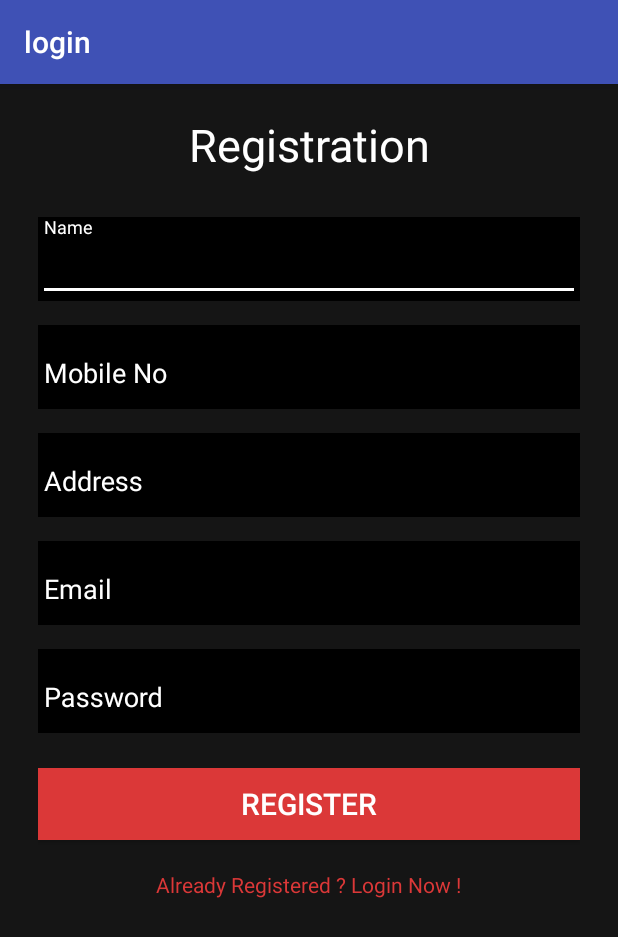
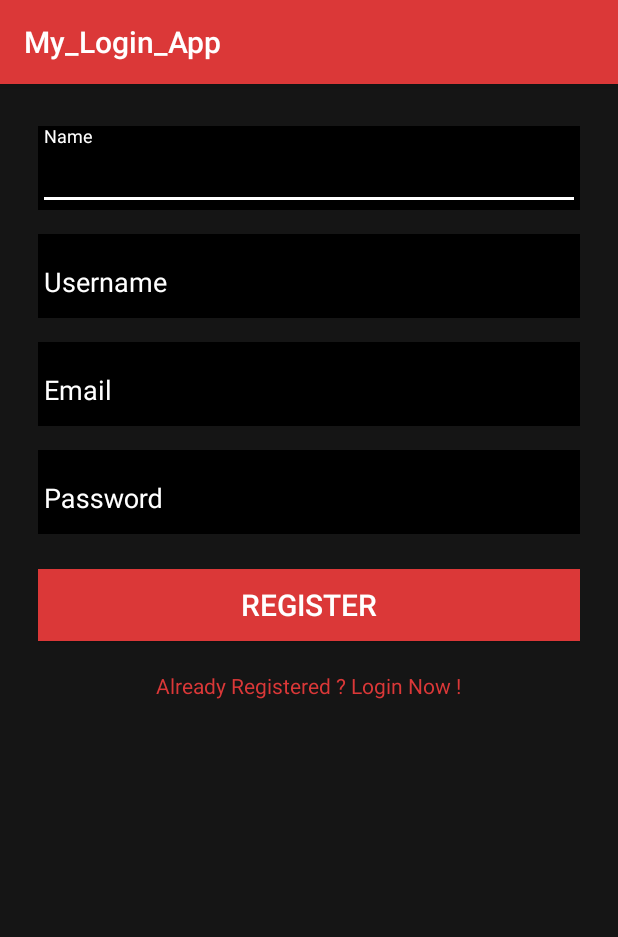
Before and after one commit to ravi268kumar/androidlogin_php, an Android app: the RegisterActivity screen opened directly, with no data from a screen before it, on a phone screen of 412 x 824 dp. Shown: the top 937 px of the screen. Run offline under Robolectric (Android 15) with nearby library versions, the phone set to English and light mode, and no system bars; network calls fail.

Commit message:
register

```diff
--- a/Log/android/login/app/src/main/java/com/example/ravi/login/RegisterActivity.java
+++ b/Log/android/login/app/src/main/java/com/example/ravi/login/RegisterActivity.java
@@ -1,13 +1,110 @@
 package com.example.ravi.login;
 
+import android.app.ProgressDialog;
+import android.content.Intent;
+import android.os.AsyncTask;
 import android.support.v7.app.AppCompatActivity;
 import android.os.Bundle;
+import android.view.View;
+import android.widget.Button;
+import android.widget.EditText;
+import android.widget.TextView;
+import android.widget.Toast;
 
-public class RegisterActivity extends AppCompatActivity {
+import java.util.HashMap;
+
+public class RegisterActivity extends AppCompatActivity implements View.OnClickListener {
+
+    private EditText U_Fname;
+    private EditText U_usename;
+    private EditText U_email;
+    private EditText U_password;
+    private Button buttonRegister;
+    private TextView linkLogin;
+
+    private static final String REGISTER_URL = "https://registerlog.000webhostapp.com/register.php";
 
     @Override
     protected void onCreate(Bundle savedInstanceState) {
         super.onCreate(savedInstanceState);
         setContentView(R.layout.activity_register);
+
+        U_Fname = (EditText) findViewById(R.id.et_name);
+        U_usename = (EditText) findViewById(R.id.username);
+        U_password = (EditText) findViewById(R.id.et_password);
+        U_email = (EditText) findViewById(R.id.et_email);
+        buttonRegister = (Button) findViewById(R.id.btn_register);
+        linkLogin = (TextView) findViewById(R.id.link_login);
+
+        buttonRegister.setOnClickListener(this);
+        linkLogin.setOnClickListener(this);
+
+    }
+
+    @Override
+    public void onClick(View v) {
+
+        int id = v.getId();
+
+        switch (id) {
+            case R.id.btn_register:
+                RegisterUser();
+                break;
+
+            case R.id.link_login:
+                GobackSignIn();
+                break;
+        }
+    } private void GobackSignIn(){
+
+        Intent backsignin = new Intent(RegisterActivity.this,login.class);
+        startActivity(backsignin);
+
+    }
+    private void RegisterUser() {
+        String name = U_Fname.getText().toString().trim().toLowerCase();
+        String username = U_usename.getText().toString().trim().toLowerCase();
+        String password = U_password.getText().toString().trim().toLowerCase();
+        String email = U_email.getText().toString().trim().toLowerCase();
+
+        register(name,username,email,password);
+    }
+
+    private void register(String name, String username, String email, String password) {
+        class RegisterUser extends AsyncTask<String, Void, String> {
+            ProgressDialog loading;
+            RegisterUserClass ruc = new RegisterUserClass();
+
+
+            @Override
+            protected void onPreExecute() {
+                super.onPreExecute();
+                loading = ProgressDialog.show(RegisterActivity.this, "Please Wait",null, true, true);
+            }
+
+            @Override
+            protected void onPostExecute(String s) {
+                super.onPostExecute(s);
+                loading.dismiss();
+                Toast.makeText(getApplicationContext(),s,Toast.LENGTH_LONG).show();
+            }
+
+            @Override
+            protected String doInBackground(String... params) {
+
+                HashMap<String, String> data = new HashMap<String,String>();
+                data.put("name",params[0]);
+                data.put("username",params[1]);
+                data.put("email",params[2]);
+                data.put("password",params[3]);
+
+                String result = ruc.sendPostRequest(REGISTER_URL,data);
+
+                return  result;
+            }
+        }
+
+        RegisterUser ru = new RegisterUser();
+        ru.execute(name,username,email,password);
     }
 }
--- a/Log/android/login/app/src/main/java/com/example/ravi/login/login.java
+++ b/Log/android/login/app/src/main/java/com/example/ravi/login/login.java
@@ -97,7 +97,7 @@ public class login extends AppCompatActivity implements View.OnClickListener {
                         }else{
                             //If the server response is not success
                             //Displaying an error message on toast
-                            Toast.makeText(login.this, "Invalid username or password", Toast.LENGTH_LONG).show();
+                            Toast.makeText(login.this, response, Toast.LENGTH_LONG).show();
                         }
                     }
                 },
--- a/Log/android/login/app/src/main/res/layout/activity_register.xml
+++ b/Log/android/login/app/src/main/res/layout/activity_register.xml
@@ -15,14 +15,6 @@
         android:orientation="vertical"
         android:gravity="center">
 
-        <TextView
-            android:text="Registration"
-            android:textSize="30dp"
-            android:textAlignment="center"
-            android:textColor="#ffffff"
-            android:layout_marginBottom="20dp"
-            android:layout_width="wrap_content"
-            android:layout_height="wrap_content" />
 
         <android.support.design.widget.TextInputLayout
             android:layout_marginTop="8dp"
@@ -42,22 +34,6 @@
 
         </android.support.design.widget.TextInputLayout>
 
-        <android.support.design.widget.TextInputLayout
-            android:layout_width="match_parent"
-            android:layout_height="wrap_content"
-            android:textColorHint="#ffffff"
-            android:layout_marginTop="8dp"
-            android:background="#000000"
-            android:layout_marginBottom="8dp">
-            <EditText
-                android:layout_width="match_parent"
-                android:layout_height="wrap_content"
-                android:textColor="#ffffff"
-                android:id="@+id/et_mobile"
-                android:hint="Mobile No"
-                android:inputType="phone"
-                />
-        </android.support.design.widget.TextInputLayout>
 
         <android.support.design.widget.TextInputLayout
             android:layout_width="match_parent"
@@ -71,8 +47,8 @@
                 android:layout_width="match_parent"
                 android:layout_height="wrap_content"
                 android:textColor="#ffffff"
-                android:id="@+id/et_address"
-                android:hint="Address"
+                android:id="@+id/username"
+                android:hint="Username"
                 android:inputType="textAutoComplete"/>
 
         </android.support.design.widget.TextInputLayout>
@@ -124,7 +100,7 @@
             android:layout_height="wrap_content"/>
 
         <TextView
-            android:id="@+id/tv_login"
+            android:id="@+id/link_login"
             android:layout_marginTop="20dp"
             android:textColor="#DB3838"
             android:text="Already Registered ? Login Now !"
--- a/Log/android/login/app/src/main/res/values/colors.xml
+++ b/Log/android/login/app/src/main/res/values/colors.xml
@@ -1,6 +1,6 @@
 <?xml version="1.0" encoding="utf-8"?>
 <resources>
-    <color name="colorPrimary">#3F51B5</color>
-    <color name="colorPrimaryDark">#303F9F</color>
+    <color name="colorPrimary">#DB3838</color>
+    <color name="colorPrimaryDark">#DB3838</color>
     <color name="colorAccent">#ffffff</color>
 </resources>
--- a/Log/android/login/app/src/main/res/values/strings.xml
+++ b/Log/android/login/app/src/main/res/values/strings.xml
@@ -1,3 +1,3 @@
 <resources>
-    <string name="app_name">login</string>
+    <string name="app_name">My_Login_App</string>
 </resources>
--- a/Log/android/login/build.gradle
+++ b/Log/android/login/build.gradle
@@ -5,7 +5,7 @@ buildscript {
         jcenter()
     }
     dependencies {
-        classpath 'com.android.tools.build:gradle:2.2.3'
+        classpath 'com.android.tools.build:gradle:2.3.1'
 
         // NOTE: Do not place your application dependencies here; they belong
         // in the individual module build.gradle files
```
Also changed, not shown: Log/android/login/app/src/main/java/com/example/ravi/login/RegisterUserClass.java (added, +77 -0 lines), Log/android/login/gradle/wrapper/gradle-wrapper.properties, 2 other files.
